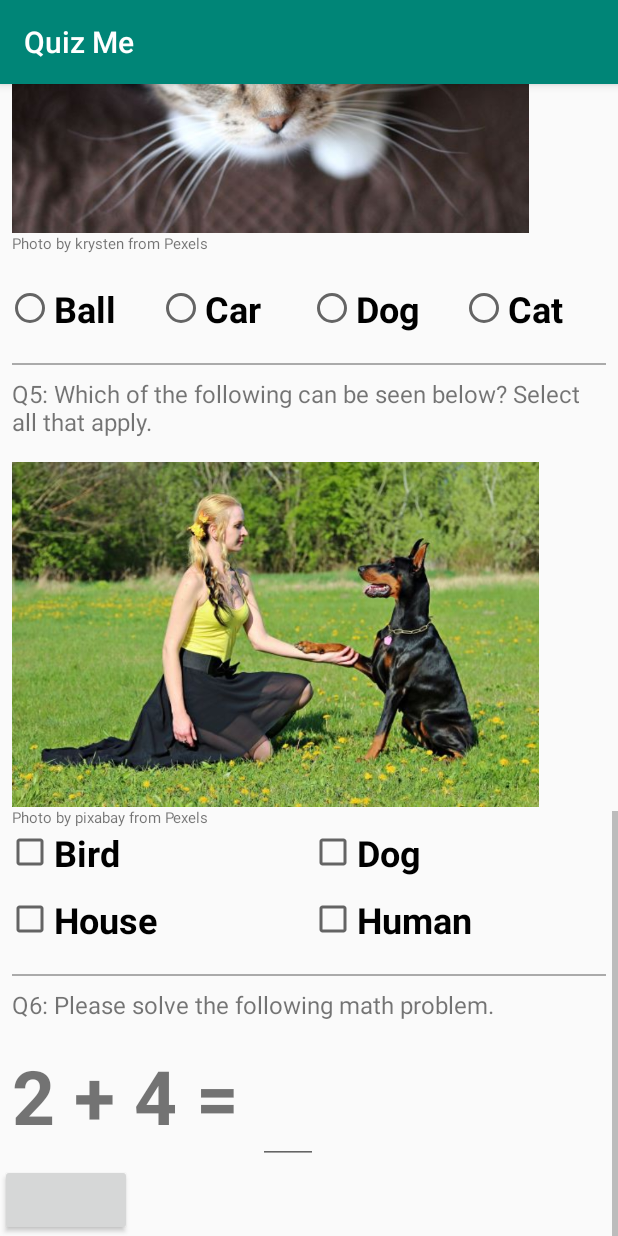
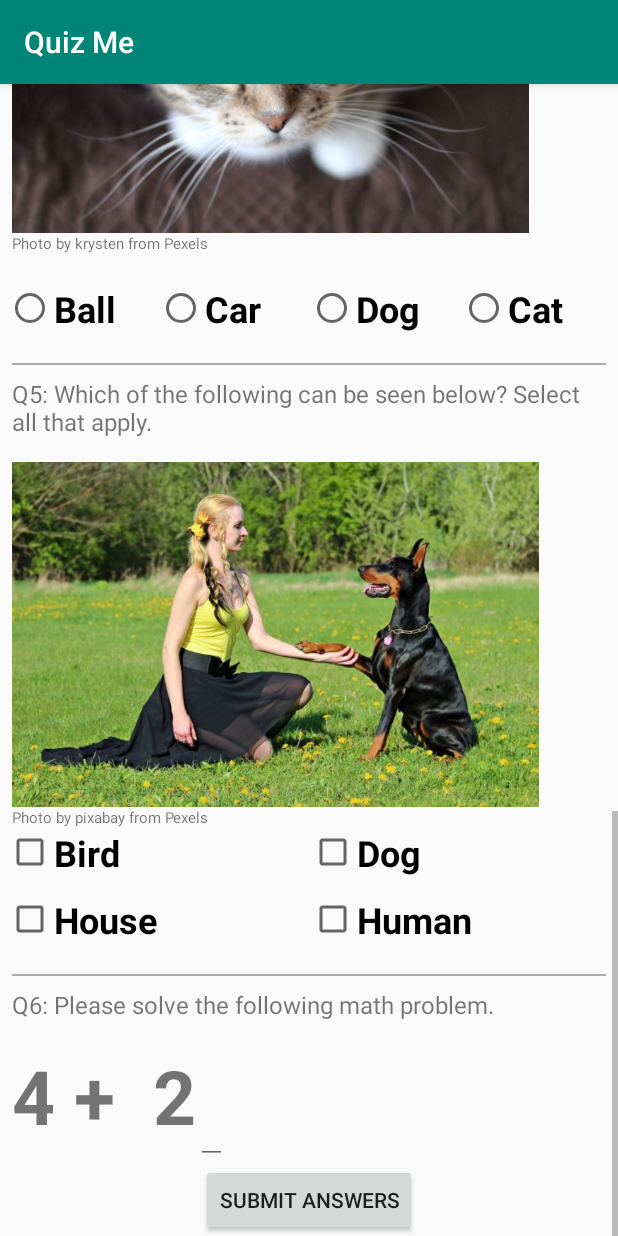
Before and after one commit to ehmarquez/Quizme, an Android app: the screen it shows after launch (MainActivity), scrolled down 1314 dp, on a phone screen of 412 x 824 dp. Run offline under Robolectric (Android 15) with nearby library versions, the phone set to English and light mode, and no system bars.

Commit message:
working on answers check

```diff
--- a/app/src/main/java/com/example/alvin/quizme/MainActivity.java
+++ b/app/src/main/java/com/example/alvin/quizme/MainActivity.java
@@ -3,7 +3,10 @@ package com.example.alvin.quizme;
 import android.support.v7.app.AppCompatActivity;
 import android.os.Bundle;
 import android.util.Log;
+import android.widget.RadioButton;
+import android.widget.RadioGroup;
 import android.widget.TextView;
+import android.view.View;
 
 import java.util.Random;
 
@@ -14,7 +17,7 @@ public class MainActivity extends AppCompatActivity {
         super.onCreate(savedInstanceState);
         setContentView(R.layout.activity_main);
 
-//        generateOperands();
+        generateOperands();
     }
 
     /**
@@ -23,9 +26,11 @@ public class MainActivity extends AppCompatActivity {
      * @param number First operand
      */
 
-    private void displayOperand_1(int number) {
-        TextView operandTextView = findViewById(R.id.q6_operand_1);
-        operandTextView.setText(number);
+    private void displayOperand1(int number) {
+        Log.v("displayOperand1", "Entering function");
+        TextView operandTextView = (TextView) findViewById(R.id.q6_operand_1);
+        Log.v("displayOperand1", "Found text view");
+        operandTextView.setText(String.valueOf(number));
     }
 
     /**
@@ -34,25 +39,64 @@ public class MainActivity extends AppCompatActivity {
      * @param number Second operand
      */
 
-    private void displayOperand_2(int number) {
-        TextView operandTextView = findViewById(R.id.q6_operand_2);
-        operandTextView.setText(number);
+    private void displayOperand2(int number) {
+        TextView operandTextView = (TextView) findViewById(R.id.q6_operand_2);
+        operandTextView.setText(" " + number);
     }
 
     /**
-     *  Generate random numbers to display as the operands
+     *  Generate random numbers (0-5) to display as the operands
      *
      */
 
-    public void generateOperands(View view) {
+    private void generateOperands() {
+        // Create rng object
         Random rng = new Random();
 
+        // Call rng object and create random number
         int operand_1 = rng.nextInt(6);
-        Log.v("generateOperands", "Vslue is: " + operand_1);
         int operand_2 = rng.nextInt(6);
 
-        displayOperand_1(operand_1);
-        displayOperand_2(operand_2);
+        // Display the 2 random operands for final question
+        displayOperand1(operand_1);
+        displayOperand2(operand_2);
+    }
+    /**
+     * Checks submitted answers when user clicks Submit Answers button
+     *
+     * @param View corresponding with onClickListener
+     */
+
+    public void checkAnswers(View view) {
+        // Check answer, RadioGroup only allows 1 checked so just check for
+        // 1 radio button
+        RadioGroup selectedRadioButton = (RadioGroup) findViewById(R.id.q1_radio_group);
+        Log.v("CheckAnswers", "Selected answer is:"
+                + selectedRadioButton.getCheckedRadioButtonId());
+
+        RadioButton correctRadioButton = (RadioButton) findViewById(R.id.q1_option1);
+        Log.v("CheckAnswers", "Correct answer is:"
+                + correctRadioButton.getId());
+
+        // Check Q1 which is a radio group
+    }
+
+     /**
+     * Checks submitted answers when user clicks Submit Answers button
+     *
+     * @param selectedChoice
+     */
+
+    private void checkRadioAnswers(int selectedChoice, int correctChoice) {
+        // Check answers for radio group style questions with only 1 allowed selection
+        RadioGroup selectedRadioButton = (RadioGroup) findViewById(R.id.q1_radio_group);
+        Log.v("CheckAnswers", "Selected answer is:"
+                + selectedRadioButton.getCheckedRadioButtonId());
+
+        RadioButton correctRadioButton = (RadioButton) findViewById(R.id.q1_option1);
+        Log.v("CheckAnswers", "Correct answer is:"
+                + correctRadioButton.getId());
+
     }
 
 }
--- a/app/src/main/res/layout/activity_main.xml
+++ b/app/src/main/res/layout/activity_main.xml
@@ -40,6 +40,7 @@
 
         <RadioGroup
             style="@style/RadioGroupAnswers"
+            android:id="@+id/q1_radio_group"
             android:layout_width="match_parent"
             android:layout_height="wrap_content">
 
@@ -376,7 +377,7 @@
                 android:textSize="50sp" />
 
             <EditText
-                android:layout_width="40dp"
+                android:layout_width="wrap_content"
                 android:layout_height="match_parent"
                 android:imeOptions="actionDone"
                 android:inputType="number" />
@@ -385,8 +386,9 @@
 
         <Button
             android:layout_width="wrap_content"
-            android:onClick="generateOperands"
-
+            android:onClick="checkAnswers"
+            android:text="Submit Answers"
+            android:layout_gravity="center"
             android:layout_height="wrap_content" />
 
     </LinearLayout>
```
